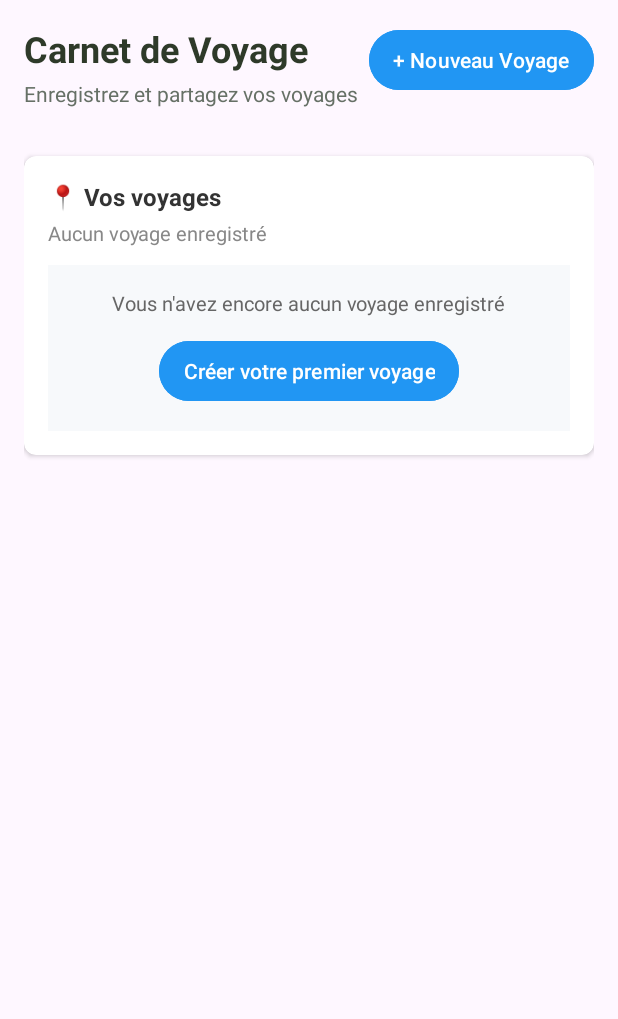
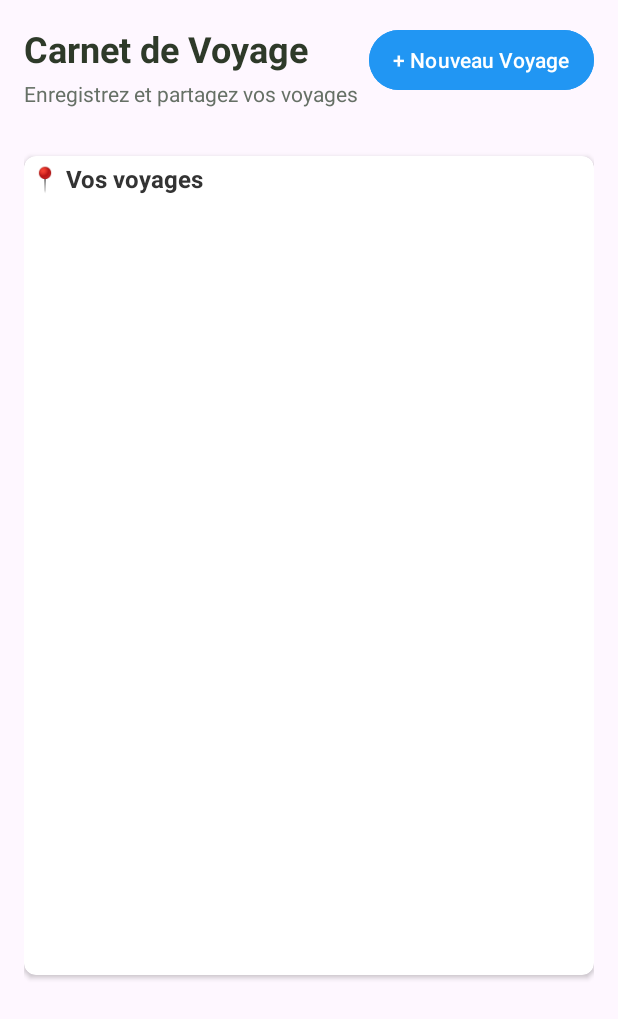
Before and after one commit to LahyaniAicah/Carnet_de_voyage, an Android app: the screen it shows after launch (MainActivity), on a phone screen of 412 x 824 dp. Shown: the top 1019 px of the screen. Run offline under Robolectric (Android 15) with nearby library versions, the phone set to English and light mode, and no system bars.

Commit message:
enregistrement du voyage dans la bd sqlite

```diff
--- /dev/null
+++ b/app/src/main/java/fr/upjv/carnet_de_voyage/DatabaseHelper.java
@@ -0,0 +1,43 @@
+package fr.upjv.carnet_de_voyage;
+
+import android.content.Context;
+import android.database.sqlite.SQLiteDatabase;
+import android.database.sqlite.SQLiteOpenHelper;
+
+public class DatabaseHelper extends SQLiteOpenHelper {
+
+    public static final String DB_NAME = "carnet.db";
+    public static final int DB_VERSION = 1;
+
+    public static final String TABLE_VOYAGE = "voyages";
+    public static final String COL_ID = "id";
+    public static final String COL_TITRE = "titre";
+    public static final String COL_DESC = "description";
+    public static final String COL_DATED = "date_debut";
+    public static final String COL_DATEF = "date_fin";
+    public static final String COL_ENRGPS = "enr_gps";
+
+    private static final String CREATE_VOYAGES =
+            "CREATE TABLE " + TABLE_VOYAGE + " (" +
+                    COL_ID + " INTEGER PRIMARY KEY AUTOINCREMENT, " +
+                    COL_TITRE + " TEXT NOT NULL, " +
+                    COL_DESC + " TEXT, " +
+                    COL_DATED + " TEXT NOT NULL, " +
+                    COL_DATEF + " TEXT NOT NULL, " +
+                    COL_ENRGPS + " TEXT);";
+
+    public DatabaseHelper(Context context) {
+        super(context, DB_NAME, null, DB_VERSION);
+    }
+
+    @Override
+    public void onCreate(SQLiteDatabase db) {
+        db.execSQL(CREATE_VOYAGES);
+    }
+
+    @Override
+    public void onUpgrade(SQLiteDatabase db, int oldVersion, int newVersion) {
+        db.execSQL("DROP TABLE IF EXISTS " + TABLE_VOYAGE);
+        onCreate(db);
+    }
+}
--- a/app/src/main/java/fr/upjv/carnet_de_voyage/MainActivity.java
+++ b/app/src/main/java/fr/upjv/carnet_de_voyage/MainActivity.java
@@ -1,10 +1,16 @@
 package fr.upjv.carnet_de_voyage;
 
 import android.content.Intent;
+import android.database.Cursor;
 import android.os.Bundle;
 import android.widget.Button;
 
 import androidx.appcompat.app.AppCompatActivity;
+import androidx.recyclerview.widget.LinearLayoutManager;
+import androidx.recyclerview.widget.RecyclerView;
+
+import java.util.ArrayList;
+import java.util.List;
 
 public class MainActivity extends AppCompatActivity {
     @Override
@@ -18,10 +24,33 @@ public class MainActivity extends AppCompatActivity {
             startActivity(intent);
         });
 
-        Button btnPremierVoyage = findViewById(R.id.btnFirstDrip);
-        btnPremierVoyage.setOnClickListener(view -> {
-            Intent intent = new Intent(this, VoyageActivity.class);
-            startActivity(intent);
-        });
+
+        RecyclerView recyclerView = findViewById(R.id.recyclerVoyages);
+        recyclerView.setLayoutManager(new LinearLayoutManager(this));
+
+        DatabaseHelper dbHelper = new DatabaseHelper(this);
+        List<Voyage> voyages = new ArrayList<>();
+
+        Cursor cursor = dbHelper.getReadableDatabase().rawQuery(
+                "SELECT * FROM " + DatabaseHelper.TABLE_VOYAGE + " WHERE date_fin IS NOT NULL", null
+        );
+
+        if (cursor.moveToFirst()) {
+            do {
+                int id = cursor.getInt(cursor.getColumnIndexOrThrow(DatabaseHelper.COL_ID));
+                String titre = cursor.getString(cursor.getColumnIndexOrThrow(DatabaseHelper.COL_TITRE));
+                String debut = cursor.getString(cursor.getColumnIndexOrThrow(DatabaseHelper.COL_DATED));
+                String fin = cursor.getString(cursor.getColumnIndexOrThrow("date_fin"));
+                String intervalle = cursor.getString(cursor.getColumnIndexOrThrow(DatabaseHelper.COL_ENRGPS));
+
+                voyages.add(new Voyage(id, titre, debut, fin, intervalle));
+            } while (cursor.moveToNext());
+        }
+        cursor.close();
+
+        VoyageAdapter adapter = new VoyageAdapter(voyages);
+        recyclerView.setAdapter(adapter);
     }
+
+
 }
--- /dev/null
+++ b/app/src/main/java/fr/upjv/carnet_de_voyage/VoyageAdapter.java
@@ -0,0 +1,51 @@
+package fr.upjv.carnet_de_voyage;
+
+import android.view.LayoutInflater;
+import android.view.View;
+import android.view.ViewGroup;
+import android.widget.TextView;
+
+import androidx.annotation.NonNull;
+import androidx.recyclerview.widget.RecyclerView;
+
+import java.util.List;
+
+public class VoyageAdapter extends RecyclerView.Adapter<VoyageAdapter.VoyageViewHolder> {
+    private List<Voyage> voyageList;
+
+    public VoyageAdapter(List<Voyage> voyages) {
+        this.voyageList = voyages;
+    }
+
+    @NonNull
+    @Override
+    public VoyageViewHolder onCreateViewHolder(@NonNull ViewGroup parent, int viewType) {
+        View view = LayoutInflater.from(parent.getContext())
+                .inflate(R.layout.item_voyage, parent, false);
+        return new VoyageViewHolder(view);
+    }
+
+    @Override
+    public void onBindViewHolder(@NonNull VoyageViewHolder holder, int position) {
+        Voyage voyage = voyageList.get(position);
+        holder.titre.setText("📍 " + voyage.getTitre());
+        holder.dates.setText("🕓 Du " + voyage.getDateDebut() + " au " + voyage.getDateFin());
+        holder.intervalle.setText("📌 Intervalle : " + voyage.getIntervalle());
+    }
+
+    @Override
+    public int getItemCount() {
+        return voyageList.size();
+    }
+
+    public static class VoyageViewHolder extends RecyclerView.ViewHolder {
+        TextView titre, dates, intervalle;
+
+        public VoyageViewHolder(View itemView) {
+            super(itemView);
+            titre = itemView.findViewById(R.id.titreVoyage);
+            dates = itemView.findViewById(R.id.dateVoyage);
+            intervalle = itemView.findViewById(R.id.intervalleGPS);
+        }
+    }
+}
--- a/app/src/main/res/layout/activity_main.xml
+++ b/app/src/main/res/layout/activity_main.xml
@@ -13,9 +13,9 @@
         android:layout_width="wrap_content"
         android:layout_height="wrap_content"
         android:text="Carnet de Voyage"
+        android:textColor="#2E3A29"
         android:textSize="24sp"
         android:textStyle="bold"
-        android:textColor="#2E3A29"
         app:layout_constraintStart_toStartOf="parent"
         app:layout_constraintTop_toTopOf="parent" />
 
@@ -24,23 +24,23 @@
         android:id="@+id/subtitleText"
         android:layout_width="wrap_content"
         android:layout_height="wrap_content"
+        android:layout_marginTop="4dp"
         android:text="Enregistrez et partagez vos voyages"
+        android:textColor="#667066"
         android:textSize="14sp"
-        android:textColor="#667066"
         app:layout_constraintStart_toStartOf="parent"
-        app:layout_constraintTop_toBottomOf="@id/titleText"
-        android:layout_marginTop="4dp" />
+        app:layout_constraintTop_toBottomOf="@id/titleText" />
 
     <!-- Bouton Nouveau Voyage -->
     <Button
         android:id="@+id/btnNewVoyage"
         android:layout_width="wrap_content"
         android:layout_height="wrap_content"
-        android:text="+ Nouveau Voyage"
         android:backgroundTint="#2196F3"
-        android:textColor="@android:color/white"
         android:paddingHorizontal="16dp"
         android:paddingVertical="8dp"
+        android:text="+ Nouveau Voyage"
+        android:textColor="@android:color/white"
         app:layout_constraintEnd_toEndOf="parent"
         app:layout_constraintTop_toTopOf="parent" />
 
@@ -50,73 +50,44 @@
         android:layout_width="0dp"
         android:layout_height="wrap_content"
         android:layout_marginTop="32dp"
+        app:cardBackgroundColor="@android:color/white"
+        app:cardCornerRadius="8dp"
         app:cardElevation="2dp"
-        app:cardCornerRadius="8dp"
-        app:cardBackgroundColor="@android:color/white"
+        app:layout_constraintEnd_toEndOf="parent"
+        app:layout_constraintStart_toStartOf="parent"
+        app:layout_constraintTop_toBottomOf="@id/subtitleText"
         app:strokeColor="#E0E0E0"
-        app:strokeWidth="1dp"
-        app:layout_constraintTop_toBottomOf="@id/subtitleText"
-        app:layout_constraintStart_toStartOf="parent"
-        app:layout_constraintEnd_toEndOf="parent">
+        app:strokeWidth="1dp">
 
         <LinearLayout
             android:layout_width="match_parent"
-            android:layout_height="wrap_content"
+            android:layout_height="match_parent"
             android:orientation="vertical"
-            android:padding="16dp">
+            android:padding="4dp">
 
             <!-- Titre Vos voyages -->
+
             <TextView
                 android:id="@+id/voyagesTitle"
                 android:layout_width="wrap_content"
                 android:layout_height="wrap_content"
                 android:text="📍 Vos voyages"
-                android:textStyle="bold"
+                android:textColor="#333333"
                 android:textSize="16sp"
-                android:textColor="#333333" />
+                android:textStyle="bold" />
 
-            <!-- Texte Aucun voyage -->
-            <TextView
-                android:id="@+id/aucunVoyage"
-                android:layout_width="wrap_content"
-                android:layout_height="wrap_content"
-                android:layout_marginTop="4dp"
-                android:text="Aucun voyage enregistré"
-                android:textSize="13sp"
-                android:textColor="#888888" />
+            <androidx.recyclerview.widget.RecyclerView
+                android:id="@+id/recyclerVoyages"
+                android:layout_width="329dp"
+                android:layout_height="508dp"
+                android:layout_marginTop="8dp"
+                android:clipToPadding="false"
+                android:paddingBottom="4dp"
+                app:layout_constraintBottom_toBottomOf="parent"
+                app:layout_constraintEnd_toEndOf="parent"
+                app:layout_constraintStart_toStartOf="parent"
+                app:layout_constraintTop_toBottomOf="@id/voyageCard" />
 
-            <!-- Contenu gris clair avec bouton -->
-            <LinearLayout
-                android:layout_width="match_parent"
-                android:layout_height="wrap_content"
-                android:layout_marginTop="12dp"
-                android:orientation="vertical"
-                android:padding="16dp"
-                android:background="#F7F9FB"
-                android:elevation="0dp">
-
-                <TextView
-                    android:id="@+id/aucunDetail"
-                    android:layout_width="wrap_content"
-                    android:layout_height="wrap_content"
-                    android:text="Vous n'avez encore aucun voyage enregistré"
-                    android:textSize="13sp"
-                    android:textColor="#666666"
-                    android:layout_gravity="center_horizontal"
-                    android:gravity="center" />
-
-                <Button
-                    android:id="@+id/btnFirstDrip"
-                    android:layout_width="wrap_content"
-                    android:layout_height="wrap_content"
-                    android:layout_gravity="center_horizontal"
-                    android:layout_marginTop="12dp"
-                    android:text="Créer votre premier voyage"
-                    android:backgroundTint="#2196F3"
-                    android:textColor="@android:color/white"
-                    android:paddingHorizontal="16dp"
-                    android:paddingVertical="8dp" />
-            </LinearLayout>
 
         </LinearLayout>
     </androidx.cardview.widget.CardView>
--- a/app/src/main/res/layout/activity_voyage.xml
+++ b/app/src/main/res/layout/activity_voyage.xml
@@ -99,12 +99,13 @@
 
         <!-- Bouton validation -->
         <Button
-            android:id="@+id/btnStartVoyage"
+            android:id="@+id/btnCreerVoyage"
             android:layout_width="match_parent"
             android:layout_height="wrap_content"
             android:backgroundTint="#2196F3"
+            android:onClick="CreerLancerVoyage"
             android:paddingVertical="12dp"
-            android:text="Créer et démarrer le voyage"
+            android:text="Créer et lancer le voyage"
             android:textColor="@android:color/white"
             android:textStyle="bold" />
     </LinearLayout>
```
Also changed, not shown: app/src/main/java/fr/upjv/carnet_de_voyage/Voyage.java (added, +22 -0 lines), app/src/main/java/fr/upjv/carnet_de_voyage/VoyageActivity.java (+51 -1 lines), app/src/main/res/layout/item_voyage.xml (added, +45 -0 lines).
